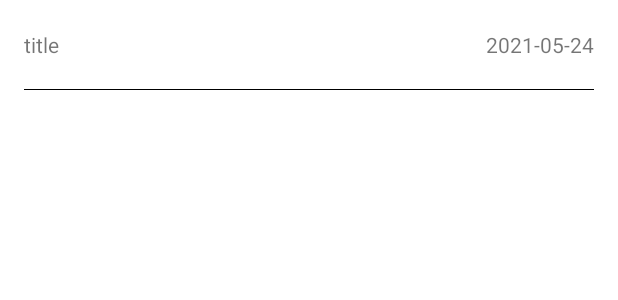
After one commit to pha-ran/Android-first, an Android app: the layout item_normal.xml on its own in the app's theme, with its tools: preview values and no code run, on a phone screen of 412 x 824 dp. The commit adds this screen. Shown: the top 300 px of the screen. Run offline under Robolectric (Android 15) with nearby library versions, the phone set to English and light mode, and no system bars.

Commit message:
Add Item

```diff
--- /dev/null
+++ b/Infinite_Scroll/app/src/main/java/com/example/infinite_scroll/Adapter.kt
@@ -0,0 +1,4 @@
+package com.example.infinite_scroll
+
+class Adapter {
+}
--- /dev/null
+++ b/Infinite_Scroll/app/src/main/res/layout/item_normal.xml
@@ -0,0 +1,37 @@
+<?xml version="1.0" encoding="utf-8"?>
+<LinearLayout
+    xmlns:android="http://schemas.android.com/apk/res/android"
+    android:layout_width="match_parent"
+    android:layout_height="wrap_content"
+    android:orientation="vertical"
+    android:paddingTop="20dp"
+    android:paddingLeft="16dp"
+    android:paddingRight="16dp">
+
+    <LinearLayout
+        android:layout_width="match_parent"
+        android:layout_height="wrap_content"
+        android:orientation="horizontal">
+
+        <TextView
+            android:id="@+id/title"
+            android:layout_width="wrap_content"
+            android:layout_height="wrap_content"
+            android:text="title"
+            android:paddingRight="8dp"
+            android:layout_weight="1"/>
+
+        <TextView
+            android:id="@+id/date"
+            android:layout_width="wrap_content"
+            android:layout_height="wrap_content"
+            android:layout_gravity="center"
+            android:text="2021-05-24" />
+    </LinearLayout>
+
+    <View
+        android:layout_width="match_parent"
+        android:layout_height="0.3dp"
+        android:background="@color/black"
+        android:layout_marginTop="20dp"/>
+</LinearLayout>
```
Also changed, not shown: Infinite_Scroll/app/src/main/res/layout/activity_main.xml (+5 -8 lines), Infinite_Scroll/app/src/main/res/layout/item_loading.xml (added, +18 -0 lines).
